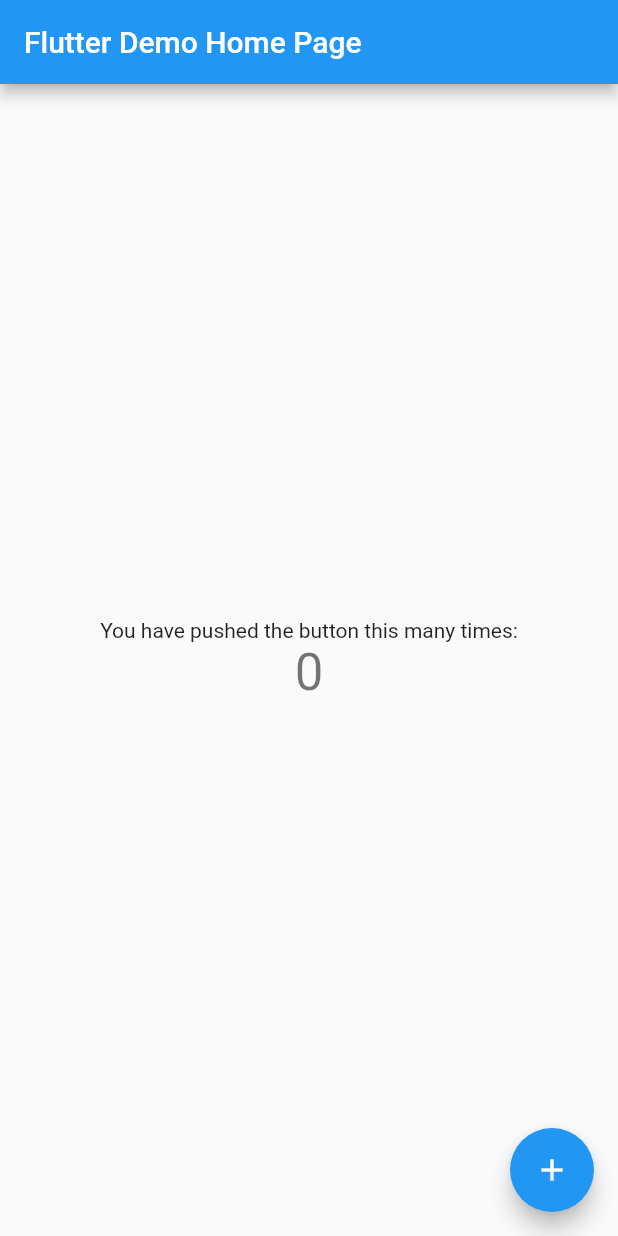
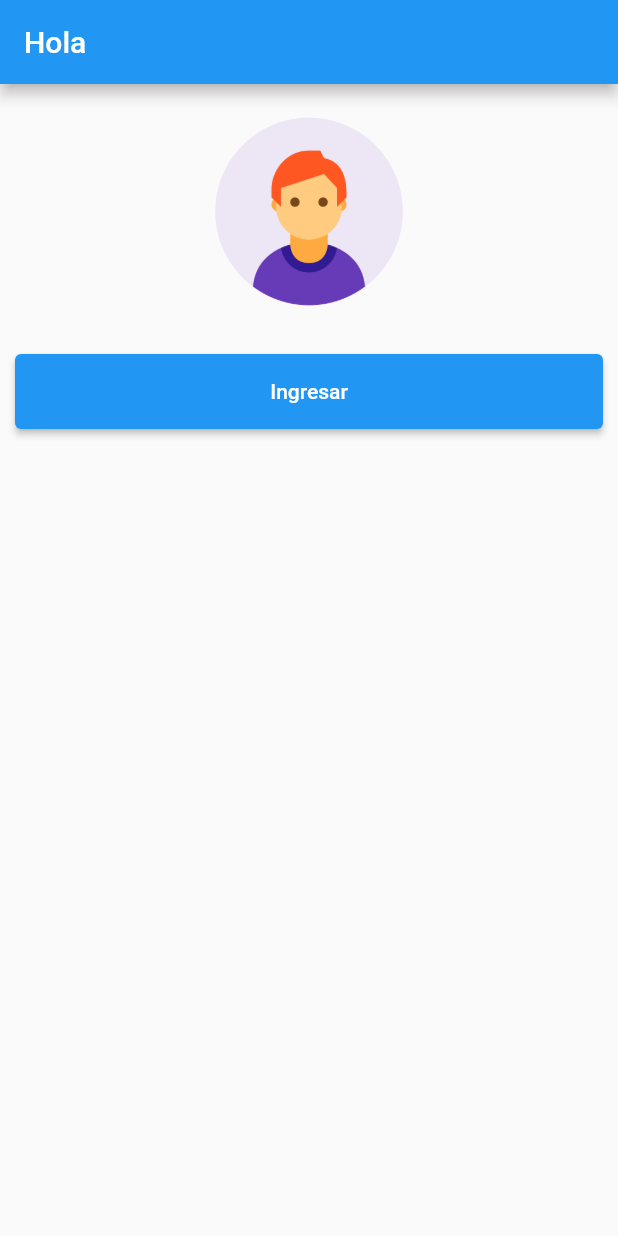
Before and after one commit to juank27/Flutter_Project, a Flutter app: the screen it shows after launch, on a phone screen of 412 x 824 dp. Run offline on Flutter 3.47's test engine with Material 2 defaults, Android fonts, the phone set to English and light mode, and no system bars.

Commit message:
Creacion del login y redireccion de la pagina

```diff
--- /dev/null
+++ b/my_app/lib/View/Login.dart
@@ -0,0 +1,17 @@
+import 'package:flutter/material.dart';
+
+class Login extends StatefulWidget {
+  @override
+  LoginApp createState() => LoginApp();
+}
+
+class LoginApp extends State<Login> {
+  @override
+  Widget build(BuildContext context) {
+    return Scaffold(
+      appBar: AppBar(
+        title: Text('Login'),
+      ),
+    );
+  }
+}
--- a/my_app/lib/main.dart
+++ b/my_app/lib/main.dart
@@ -1,115 +1,55 @@
 import 'package:flutter/material.dart';
+import 'View/Login.dart';
 
 void main() {
-  runApp(const MyApp());
+  runApp(MyApp());
 }
 
 class MyApp extends StatelessWidget {
-  const MyApp({Key? key}) : super(key: key);
-
-  // This widget is the root of your application.
   @override
   Widget build(BuildContext context) {
-    return MaterialApp(
-      title: 'Flutter Demo',
-      theme: ThemeData(
-        // This is the theme of your application.
-        //
-        // Try running your application with "flutter run". You'll see the
-        // application has a blue toolbar. Then, without quitting the app, try
-        // changing the primarySwatch below to Colors.green and then invoke
-        // "hot reload" (press "r" in the console where you ran "flutter run",
-        // or simply save your changes to "hot reload" in a Flutter IDE).
-        // Notice that the counter didn't reset back to zero; the application
-        // is not restarted.
-        primarySwatch: Colors.blue,
-      ),
-      home: const MyHomePage(title: 'Flutter Demo Home Page'),
-    );
+    return MaterialApp(debugShowCheckedModeBanner: false, home: Home());
   }
 }
 
-class MyHomePage extends StatefulWidget {
-  const MyHomePage({Key? key, required this.title}) : super(key: key);
-
-  // This widget is the home page of your application. It is stateful, meaning
-  // that it has a State object (defined below) that contains fields that affect
-  // how it looks.
-
-  // This class is the configuration for the state. It holds the values (in this
-  // case the title) provided by the parent (in this case the App widget) and
-  // used by the build method of the State. Fields in a Widget subclass are
-  // always marked "final".
-
-  final String title;
-
+class Home extends StatefulWidget {
   @override
-  State<MyHomePage> createState() => _MyHomePageState();
+  HomeStart createState() => HomeStart();
 }
 
-class _MyHomePageState extends State<MyHomePage> {
-  int _counter = 0;
-
-  void _incrementCounter() {
-    setState(() {
-      // This call to setState tells the Flutter framework that something has
-      // changed in this State, which causes it to rerun the build method below
-      // so that the display can reflect the updated values. If we changed
-      // _counter without calling setState(), then the build method would not be
-      // called again, and so nothing would appear to happen.
-      _counter++;
-    });
-  }
-
-  @override
+class HomeStart extends State<Home> {
   Widget build(BuildContext context) {
-    // This method is rerun every time setState is called, for instance as done
-    // by the _incrementCounter method above.
-    //
-    // The Flutter framework has been optimized to make rerunning build methods
-    // fast, so that you can just rebuild anything that needs updating rather
-    // than having to individually change instances of widgets.
-    return Scaffold(
-      appBar: AppBar(
-        // Here we take the value from the MyHomePage object that was created by
-        // the App.build method, and use it to set our appbar title.
-        title: Text(widget.title),
-      ),
-      body: Center(
-        // Center is a layout widget. It takes a single child and positions it
-        // in the middle of the parent.
+    return MaterialApp(
+        //title: Text('Pryecto'),
+        home: Scaffold(
+      appBar: AppBar(title: const Text('Hola')),
+      body: SingleChildScrollView(
         child: Column(
-          // Column is also a layout widget. It takes a list of children and
-          // arranges them vertically. By default, it sizes itself to fit its
-          // children horizontally, and tries to be as tall as its parent.
-          //
-          // Invoke "debug painting" (press "p" in the console, choose the
-          // "Toggle Debug Paint" action from the Flutter Inspector in Android
-          // Studio, or the "Toggle Debug Paint" command in Visual Studio Code)
-          // to see the wireframe for each widget.
-          //
-          // Column has various properties to control how it sizes itself and
-          // how it positions its children. Here we use mainAxisAlignment to
-          // center the children vertically; the main axis here is the vertical
-          // axis because Columns are vertical (the cross axis would be
-          // horizontal).
-          mainAxisAlignment: MainAxisAlignment.center,
-          children: <Widget>[
-            const Text(
-              'You have pushed the button this many times:',
+          children: [
+            Padding(
+              padding: EdgeInsets.all(10),
+              child: Center(
+                child: Container(
+                  width: 150,
+                  height: 150,
+                  child: Image.asset('image/img.png'),
+                ),
+              ),
             ),
-            Text(
-              '$_counter',
-              style: Theme.of(context).textTheme.headline4,
-            ),
+            Padding(
+              padding: EdgeInsets.only(left: 10, top: 10, right: 10, bottom: 0),
+              child: ElevatedButton(
+                style: ElevatedButton.styleFrom(minimumSize: Size(400, 50)),
+                onPressed: () {
+                  Navigator.push(
+                      context, MaterialPageRoute(builder: (_) => Login()));
+                },
+                child: const Text('Ingresar'),
+              ),
+            )
           ],
         ),
       ),
-      floatingActionButton: FloatingActionButton(
-        onPressed: _incrementCounter,
-        tooltip: 'Increment',
-        child: const Icon(Icons.add),
-      ), // This trailing comma makes auto-formatting nicer for build methods.
-    );
+    ));
   }
 }
--- a/my_app/pubspec.yaml
+++ b/my_app/pubspec.yaml
@@ -56,6 +56,8 @@ flutter:
   # included with your application, so that you can use the icons in
   # the material Icons class.
   uses-material-design: true
+  assets:
+  - image/
 
   # To add assets to your application, add an assets section, like this:
   # assets:
```
Also changed, not shown: my_app/image/img.png (added), 1 other file.
